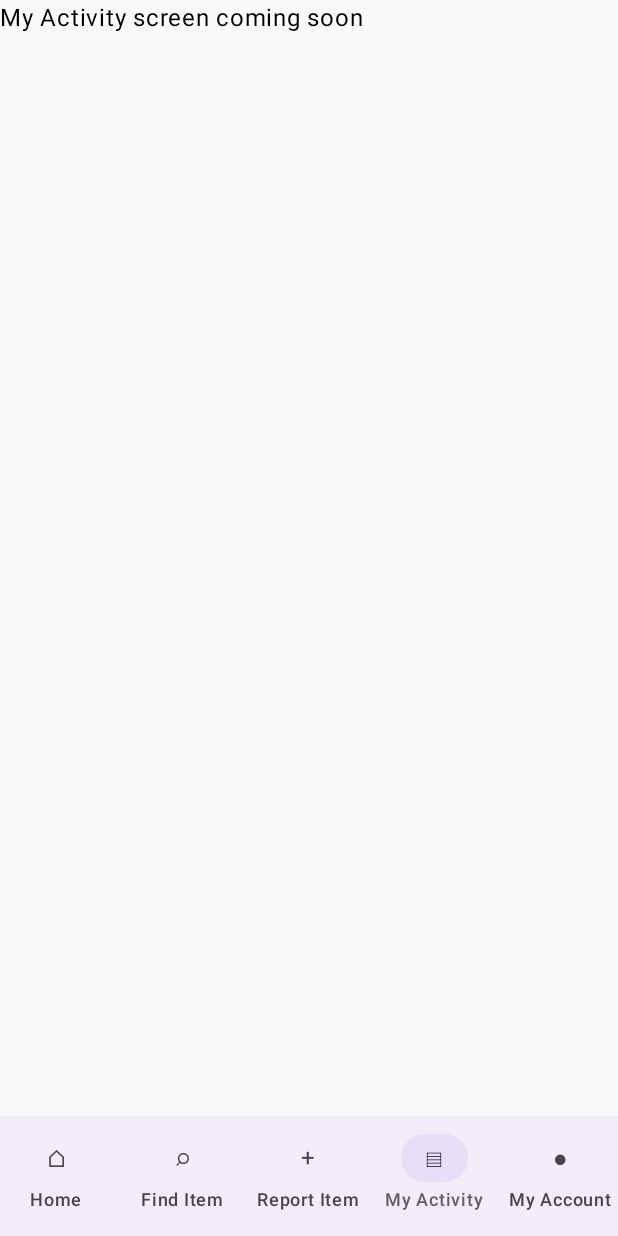
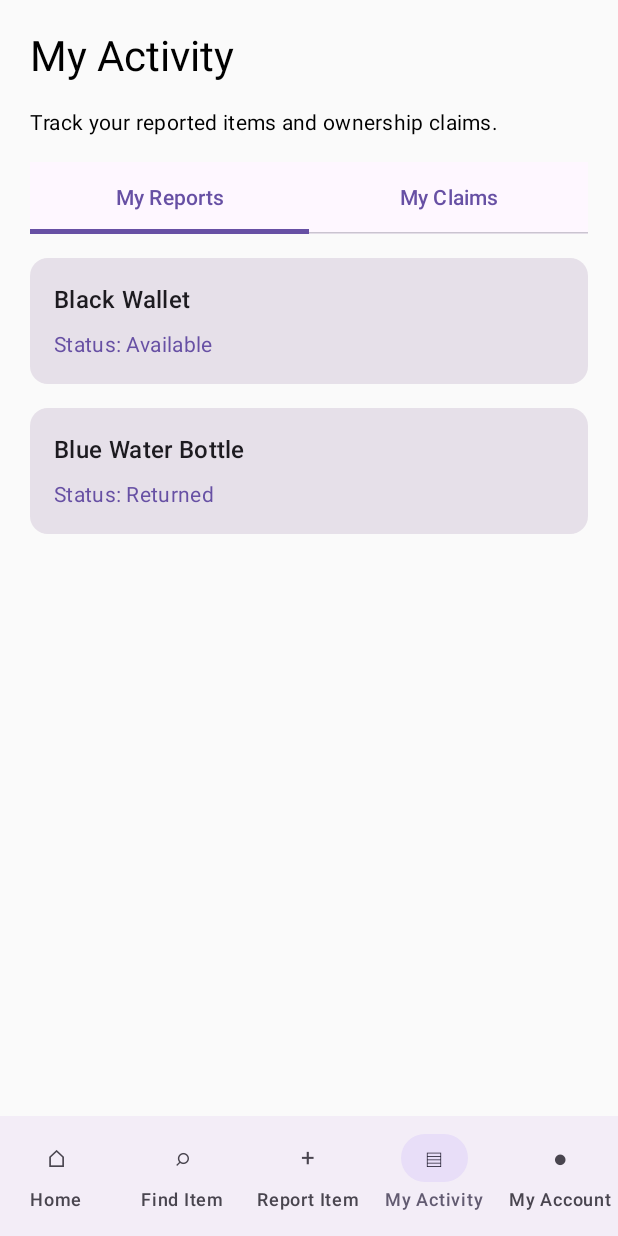
Before and after one commit to dacquelSIT-von/mockup, an Android app built with Jetpack Compose: the screen it shows after launch (MainActivity), item 4 of the bottom bar chosen, on a phone screen of 412 x 824 dp. Run offline under Robolectric (Android 15) with nearby library versions, the phone set to English and light mode, and no system bars.

Commit message:
Iplement My Accoung Screen and My ActivityScreen

```diff
--- a/shared/src/commonMain/kotlin/com/example/mockup_mobapp/App.kt
+++ b/shared/src/commonMain/kotlin/com/example/mockup_mobapp/App.kt
@@ -14,6 +14,8 @@ import com.example.mockup_mobapp.ui.screens.HomeScreen
 import com.example.mockup_mobapp.ui.screens.ReportItemScreen
 import com.example.mockup_mobapp.ui.screens.ItemDetailsScreen
 import com.example.mockup_mobapp.ui.screens.FoundItem
+import com.example.mockup_mobapp.ui.screens.MyAccountScreen
+import com.example.mockup_mobapp.ui.screens.MyActivityScreen
 
 @Composable
 @Preview
@@ -107,10 +109,10 @@ fun ScreenContent(
             }
 
             Screen.MY_ACTIVITY ->
-                Text("My Activity screen coming soon")
+                MyActivityScreen()
 
             Screen.MY_ACCOUNT ->
-                Text("My Account screen coming soon")
+                MyAccountScreen()
         }
     }
 }
--- /dev/null
+++ b/shared/src/commonMain/kotlin/com/example/mockup_mobapp/ui/screens/MyActivityScreen.kt
@@ -0,0 +1,106 @@
+
+package com.example.mockup_mobapp.ui.screens
+
+import androidx.compose.foundation.layout.*
+import androidx.compose.foundation.rememberScrollState
+import androidx.compose.foundation.verticalScroll
+import androidx.compose.material3.*
+import androidx.compose.runtime.*
+import androidx.compose.ui.Modifier
+import androidx.compose.ui.unit.dp
+
+@Composable
+fun MyActivityScreen() {
+
+    var selectedTab by remember {
+        mutableIntStateOf(0)
+    }
+
+    val tabs = listOf("My Reports", "My Claims")
+
+    val reports = listOf(
+        "Black Wallet" to "Available",
+        "Blue Water Bottle" to "Returned"
+    )
+
+    val claims = listOf(
+        "Student ID" to "Pending",
+        "Umbrella" to "Rejected"
+    )
+
+    Column(
+        modifier = Modifier
+            .fillMaxSize()
+            .verticalScroll(rememberScrollState())
+            .padding(20.dp),
+        verticalArrangement = Arrangement.spacedBy(16.dp)
+    ) {
+
+        Text(
+            text = "My Activity",
+            style = MaterialTheme.typography.headlineMedium
+        )
+
+        Text(
+            text = "Track your reported items and ownership claims.",
+            style = MaterialTheme.typography.bodyMedium
+        )
+
+        TabRow(
+            selectedTabIndex = selectedTab
+        ) {
+            tabs.forEachIndexed { index, title ->
+                Tab(
+                    selected = selectedTab == index,
+                    onClick = { selectedTab = index },
+                    text = { Text(title) }
+                )
+            }
+        }
+
+        if (selectedTab == 0) {
+
+            reports.forEach { (itemName, status) ->
+                ActivityCard(
+                    itemName = itemName,
+                    status = status
+                )
+            }
+
+        } else {
+
+            claims.forEach { (itemName, status) ->
+                ActivityCard(
+                    itemName = itemName,
+                    status = status
+                )
+            }
+        }
+    }
+}
+
+@Composable
+fun ActivityCard(
+    itemName: String,
+    status: String
+) {
+    Card(
+        modifier = Modifier.fillMaxWidth()
+    ) {
+        Column(
+            modifier = Modifier.padding(16.dp),
+            verticalArrangement = Arrangement.spacedBy(8.dp)
+        ) {
+            Text(
+                text = itemName,
+                style = MaterialTheme.typography.titleMedium
+            )
+
+            Text(
+                text = "Status: $status",
+                style = MaterialTheme.typography.bodyMedium,
+                color = MaterialTheme.colorScheme.primary
+            )
+        }
+    }
+}
```
Also changed, not shown: shared/src/commonMain/kotlin/com/example/mockup_mobapp/ui/screens/MyAccountScreen.kt (+83 -1 lines).
